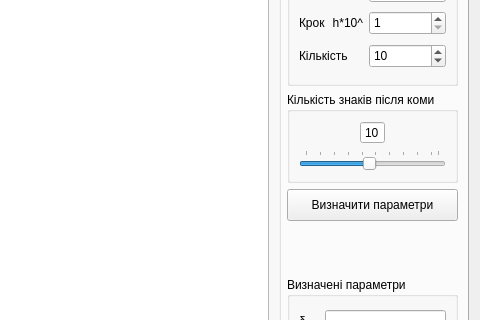
Above: main_window.ui from Megalitum/CSM_3 before the change; both pictures show x 228 to 708 and y 225 to 545 of the 708 by 798 pixel window. Below: the same form after it.
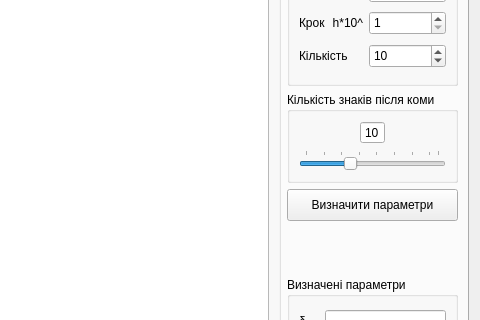
That is the form after the change.

Commit message: Constrained bad precision values.

Diff of the .ui file:
```diff
--- a/main_window.ui
+++ b/main_window.ui
@@ -246,7 +246,7 @@
           <item>
            <widget class="QSlider" name="precisionSlider">
             <property name="minimum">
-             <number>1</number>
+             <number>5</number>
             </property>
             <property name="maximum">
              <number>20</number>
```
Left out of the diff: 3 changed lines with no effect on the pictures.
